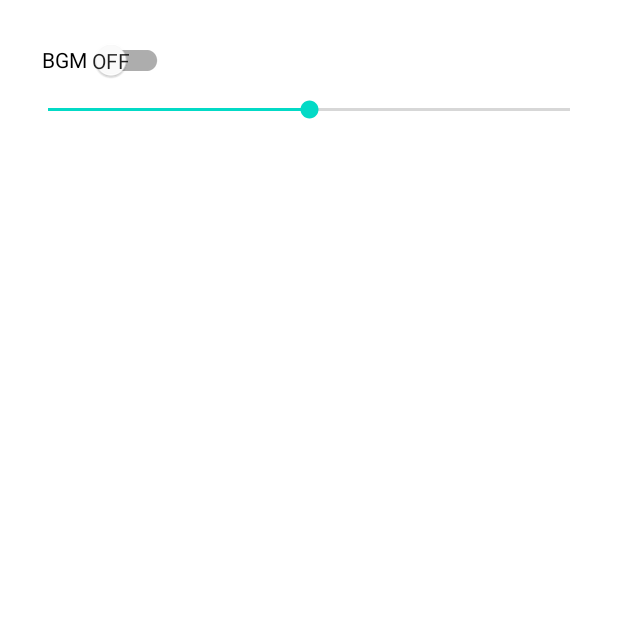
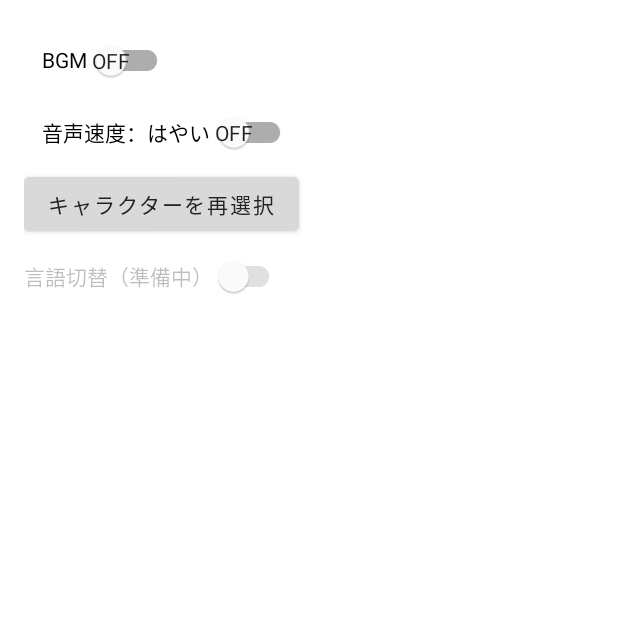
Before and after one commit to N-plus/ukyo_android_kuku, an Android app built with Jetpack Compose: the SettingsActivity screen opened directly, with no data from a screen before it, on a phone screen of 412 x 824 dp, the top half of it. Run offline under Robolectric (Android 15) with nearby library versions, the phone set to English and light mode, and no system bars; 8 statements that could not run were skipped.

Commit message:
20250802　タスク12(11のぞく)までを実施

```diff
--- a/app/src/main/java/com/example/kukutrainer/SettingsActivity.kt
+++ b/app/src/main/java/com/example/kukutrainer/SettingsActivity.kt
@@ -1,7 +1,8 @@
 package com.example.kukutrainer
 
 import android.os.Bundle
-import android.widget.SeekBar
+import android.content.Intent
+import android.widget.Button
 import android.widget.Switch
 import androidx.appcompat.app.AppCompatActivity
 import com.example.kukutrainer.data.PreferencesManager
@@ -12,25 +13,29 @@ class SettingsActivity : AppCompatActivity() {
         setContentView(R.layout.activity_settings)
 
         val bgmSwitch = findViewById<Switch>(R.id.switch_bgm)
-        val speedSeek = findViewById<SeekBar>(R.id.seek_speed)
+        val speedSwitch = findViewById<Switch>(R.id.switch_speed)
+        val charButton = findViewById<Button>(R.id.button_character)
 
         bgmSwitch.isChecked = PreferencesManager.isBgmOn(this)
-        speedSeek.progress = (PreferencesManager.getSoundSpeed(this) * 100).toInt()
+        speedSwitch.isChecked = PreferencesManager.getSoundSpeed(this) >= 1f
+        updateSpeedLabel(speedSwitch)
 
         bgmSwitch.setOnCheckedChangeListener { _, isChecked ->
             PreferencesManager.setBgmOn(this, isChecked)
         }
 
-        speedSeek.setOnSeekBarChangeListener(object : SeekBar.OnSeekBarChangeListener {
-            override fun onProgressChanged(seekBar: SeekBar?, progress: Int, fromUser: Boolean) {
-                if (fromUser) {
-                    PreferencesManager.setSoundSpeed(this@SettingsActivity, progress / 100f)
-                }
-            }
+        speedSwitch.setOnCheckedChangeListener { _, isChecked ->
+            PreferencesManager.setSoundSpeed(this, if (isChecked) 1f else 0.5f)
+            updateSpeedLabel(speedSwitch)
+        }
 
-            override fun onStartTrackingTouch(seekBar: SeekBar?) {}
+        charButton.setOnClickListener {
+            startActivity(Intent(this, CharacterSelectActivity::class.java))
+        }
+    }
 
-            override fun onStopTrackingTouch(seekBar: SeekBar?) {}
-        })
+    private fun updateSpeedLabel(switch: Switch) {
+        val label = if (switch.isChecked) R.string.sound_speed_fast else R.string.sound_speed_slow
+        switch.text = getString(label)
     }
 }
--- a/app/src/main/java/com/example/kukutrainer/navigation/NavGraph.kt
+++ b/app/src/main/java/com/example/kukutrainer/navigation/NavGraph.kt
@@ -18,7 +18,10 @@ fun KukuNavGraph(navController: NavHostController, startDestination: String = Sc
             val stage = backStackEntry.arguments?.getString(Screen.Learning.KEY_STAGE)?.toIntOrNull() ?: 0
             LearningScreen(stage, navController)
         }
-        composable(Screen.Completion.route) { CompletionScreen(navController) }
+        composable(Screen.Completion.route) { backStackEntry ->
+            val stage = backStackEntry.arguments?.getString(Screen.Completion.KEY_STAGE)?.toIntOrNull() ?: 0
+            CompletionScreen(stage, navController)
+        }
         composable(Screen.QuizDifficultySelect.route) { QuizDifficultySelectScreen(navController) }
         composable(Screen.Quiz.route) { backStackEntry ->
             val diff = backStackEntry.arguments?.getString(Screen.Quiz.KEY_DIFFICULTY)?.toIntOrNull() ?: 0
--- a/app/src/main/java/com/example/kukutrainer/navigation/Screens.kt
+++ b/app/src/main/java/com/example/kukutrainer/navigation/Screens.kt
@@ -9,7 +9,10 @@ sealed class Screen(val route: String) {
         const val KEY_STAGE = "stage"
         fun createRoute(stage: Int) = "learning/$stage"
     }
-    data object Completion : Screen("completion")
+    data object Completion : Screen("completion/{stage}") {
+        const val KEY_STAGE = "stage"
+        fun createRoute(stage: Int) = "completion/$stage"
+    }
     data object QuizDifficultySelect : Screen("quiz_difficulty_select")
     data object Quiz : Screen("quiz/{difficulty}") {
         const val KEY_DIFFICULTY = "difficulty"
--- a/app/src/main/res/layout/activity_settings.xml
+++ b/app/src/main/res/layout/activity_settings.xml
@@ -7,8 +7,8 @@
     android:padding="16dp">
 
     <com.google.android.material.switchmaterial.SwitchMaterial
+        android:id="@+id/switch_bgm"
         android:layout_width="wrap_content"
-        android:id="@+id/switch_bgm"
         android:layout_height="wrap_content"
         android:text="@string/bgm"
         android:contentDescription="@string/bgm"
@@ -16,12 +16,27 @@
         android:padding="12dp"
         android:minHeight="48dp" />
 
+    <com.google.android.material.switchmaterial.SwitchMaterial
+        android:id="@+id/switch_speed"
+        android:layout_width="wrap_content"
+        android:layout_height="wrap_content"
+        android:text="@string/sound_speed_fast"
+        android:contentDescription="@string/sound_speed_fast"
+        app:showText="true"
+        android:padding="12dp"
+        android:minHeight="48dp" />
 
-    <SeekBar
-        android:id="@+id/seek_speed"
-        android:layout_width="match_parent"
+    <Button
+        android:id="@+id/button_character"
+        android:layout_width="wrap_content"
         android:layout_height="wrap_content"
-        android:max="200"
-        android:progress="100" />
+        android:text="@string/change_character" />
+
+    <com.google.android.material.switchmaterial.SwitchMaterial
+        android:id="@+id/switch_language"
+        android:layout_width="wrap_content"
+        android:layout_height="wrap_content"
+        android:text="@string/language_placeholder"
+        android:enabled="false" />
 
 </LinearLayout>
--- a/app/src/main/res/values/strings.xml
+++ b/app/src/main/res/values/strings.xml
@@ -15,4 +15,16 @@
     <string name="learning_status_not_started">未学習</string>
     <string name="learning_status_in_progress">学習中</string>
     <string name="learning_status_completed">完了</string>
+    <string name="next">つぎへ</string>
+    <string name="congratulations">おめでとう！</string>
+    <string name="back_to_home">ホームにもどる</string>
+    <string name="next_stage">つぎの段へ</string>
+    <string name="easy">かんたん</string>
+    <string name="normal">ふつう</string>
+    <string name="hard">むずかしい</string>
+    <string name="learning_expression_format">%1$d × %2$d = %3$d</string>
+    <string name="sound_speed_slow">音声速度：ゆっくり</string>
+    <string name="sound_speed_fast">音声速度：はやい</string>
+    <string name="change_character">キャラクターを再選択</string>
+    <string name="language_placeholder">言語切替（準備中）</string>
 </resources>
```
Also changed, not shown: app/src/main/java/com/example/kukutrainer/ui/Screens.kt (+85 -10 lines). Lines whose indentation alone changed are shown as unchanged.
